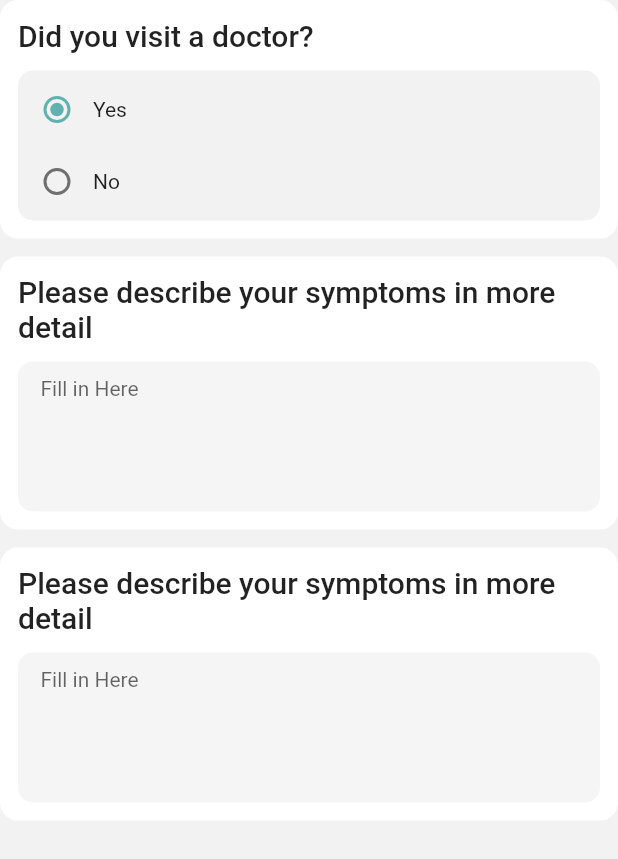
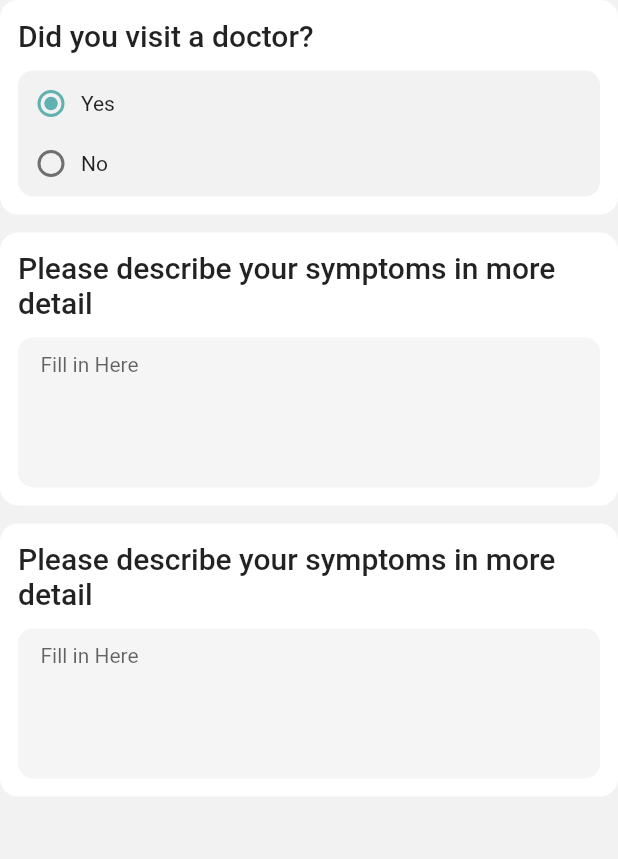
Before and after one commit to influenzanet/app, a Flutter app: the FirstQuestionList widget shown alone on an empty page, opened directly, on a phone screen of 412 x 824 dp. Shown: the top 859 px of the screen. Run offline on Flutter 3.47's test engine with Material 2 defaults, Android fonts, the light colour scheme and no system bars; our stand-ins replace after_layout, circular_check_box.

Commit message:
Adjust Radio button spacing

```diff
--- a/lib/ui/main/survey/pages/first-question-page.dart
+++ b/lib/ui/main/survey/pages/first-question-page.dart
@@ -5,6 +5,7 @@ import 'package:InfluenzaNet/ui/common/widgets/forms/themed-long-text-form-field
 import 'package:InfluenzaNet/ui/common/widgets/pages/list-page.dart';
 import 'package:InfluenzaNet/ui/main/survey/exit-survey-button.dart';
 import 'package:InfluenzaNet/ui/main/survey/widgets/answer-wrap.dart';
+import 'package:flutter/foundation.dart';
 import 'package:flutter/material.dart';
 
 enum Answer { yes, no }
@@ -91,9 +92,6 @@ class _FirstQuestionListState extends State<FirstQuestionList> {
                height: ThemeElements.cardContentPadding,
              ),
              _inputLongTextFields(themeData, secondQuestion),
-             Container(
-               height: ThemeElements.cardContentPadding,
-             ),
            ],
          ),
       ),
@@ -118,11 +116,16 @@ class _FirstQuestionListState extends State<FirstQuestionList> {
             ),
             AnswerWrap(
               children: <Widget>[
-                Row(
+                Column(
+                  crossAxisAlignment: CrossAxisAlignment.stretch,
+                  children:<Widget>[
+                    Wrap(
+                      crossAxisAlignment: WrapCrossAlignment.center,
                       children: <Widget>[
                         Radio(
                           value: Answer.yes,
                           groupValue: _answer,
+                          materialTapTargetSize: MaterialTapTargetSize.shrinkWrap,
                           onChanged: (Answer value) {
                             setState(() {
                               _answer = value;
@@ -135,20 +138,25 @@ class _FirstQuestionListState extends State<FirstQuestionList> {
                         )
                       ],
                     ),
-                Row(
+                    Wrap(
+                      crossAxisAlignment: WrapCrossAlignment.center,
                       children: <Widget>[
                         Radio(
                           value: Answer.no,
                           groupValue: _answer,
+                          materialTapTargetSize: MaterialTapTargetSize.shrinkWrap,
                           onChanged: (Answer value) {
                             setState(() {
                               _answer = value;
-                      });                        },
+                            });
+                          },
                         ),
                         InkWell(
                           onTap: () => setAnswer(Answer.no),
                           child: const Text('No'),
                         )
+                      ],
+                    ),
                   ],
                 ),
               ],
--- a/lib/ui/main/survey/pages/second-question-page.dart
+++ b/lib/ui/main/survey/pages/second-question-page.dart
@@ -87,9 +87,6 @@ class _SecondQuestionListState extends State<SecondQuestionList> {
          child: Column(
            children: <Widget>[
              _inputCheckBoxFields(themeData, _question),
-             Container(
-               height: ThemeElements.cardContentPadding,
-             ),
            ],
          ),
       ),
--- a/lib/ui/main/survey/pages/third-question-page.dart
+++ b/lib/ui/main/survey/pages/third-question-page.dart
@@ -44,7 +44,7 @@ class ThirdQuestionPage extends ListPage{
         ThemedPrimaryButton(
           themeData,
           primaryColor: true,
-          text: 'Next',
+          text: 'Finish Survey',
           onPressed: onAnswered,
         ),
       ],
@@ -95,9 +95,6 @@ class _ThirdQuestionListState extends State<ThirdQuestionList> {
          child: Column(
            children: <Widget>[
              _inputSlider(themeData, _question),
-             Container(
-               height: ThemeElements.cardContentPadding,
-             ),
            ],
          ),
       ),
```
Lines whose indentation alone changed are shown as unchanged.
